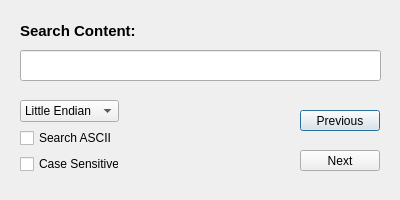
Before: the Qt Designer form Window/SearchDialog.ui in stephan-zhuchen/BIOS-Viewer, drawn with Qt 5.
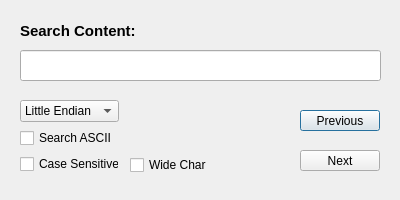
After: the same form once the commit is applied. Icons and pictures are not drawn.

Commit message: BIOS Viewer 1.7 1. Change program name back to Bios Viewer; 2. Digest can copy to clipboard; 3. Hex Viewer can not edit compressed contents； 4. Tree view collapse bug fix; 5. Multi thread support for "More" window； 6. Add wide character search option.

```diff
--- a/Window/SearchDialog.ui
+++ b/Window/SearchDialog.ui
@@ -144,6 +144,19 @@
     </item>
    </layout>
   </widget>
+  <widget class="QCheckBox" name="WideCheckbox">
+   <property name="geometry">
+    <rect>
+     <x>130</x>
+     <y>155</y>
+     <width>91</width>
+     <height>20</height>
+    </rect>
+   </property>
+   <property name="text">
+    <string>Wide Char</string>
+   </property>
+  </widget>
  </widget>
  <resources>
   <include location="../logo/Images.qrc"/>
```
The commit also changes 22 other files.
